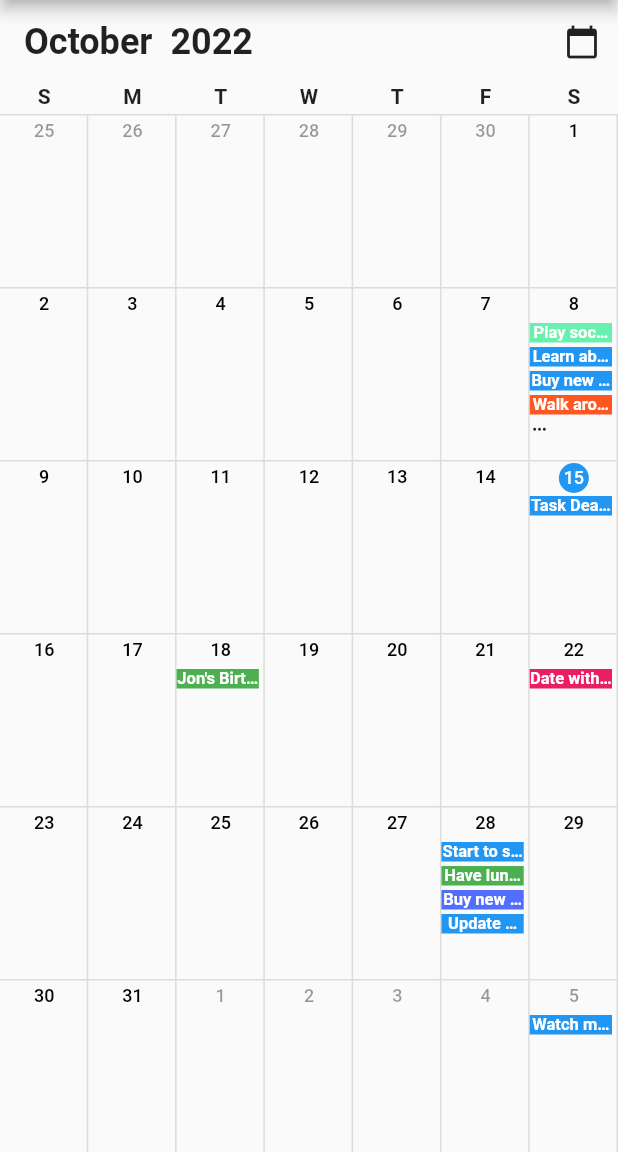
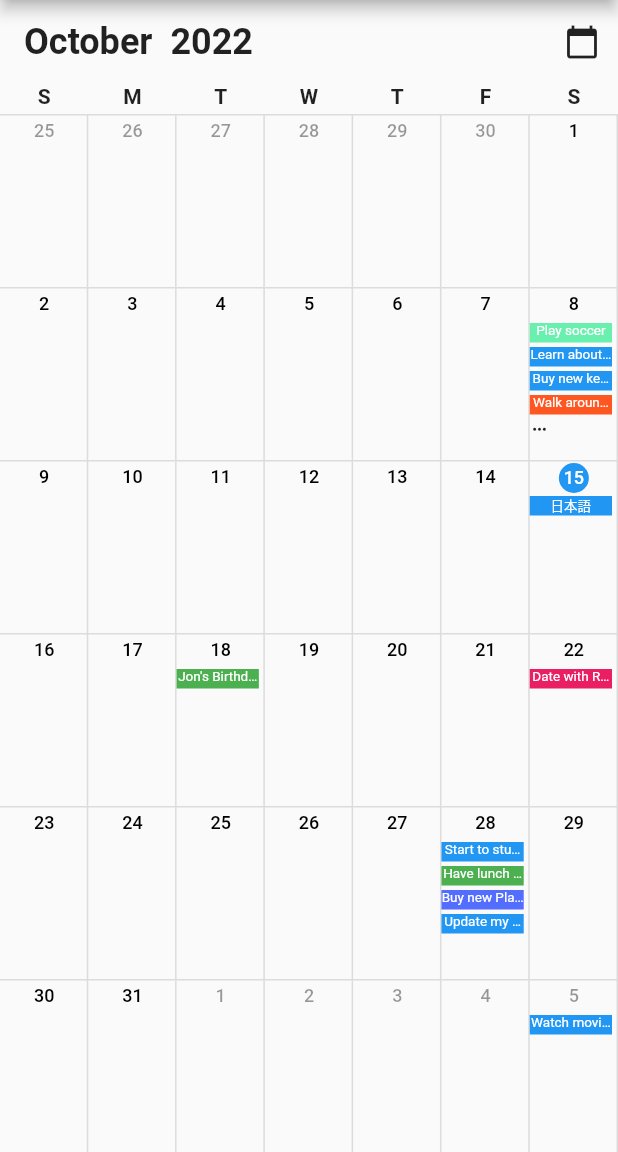
Before and after one commit to santa112358/cell_calendar, a Flutter app: the screen it shows after launch, on a phone screen of 412 x 824 dp, the part 84-1236 px from its top. Run offline on Flutter 3.47's test engine with Material 2 defaults, Android fonts, the phone set to English and light mode, and no system bars.

Commit message:
update event schema

```diff
--- a/example/lib/main.dart
+++ b/example/lib/main.dart
@@ -103,7 +103,7 @@ class MyHomePage extends StatelessWidget {
                               color: event.eventBackgroundColor,
                               child: Text(
                                 event.eventName,
-                                style: TextStyle(color: event.eventTextColor),
+                                style: event.eventTextStyle,
                               ),
                             ),
                           )
--- a/example/lib/sample_event.dart
+++ b/example/lib/sample_event.dart
@@ -3,69 +3,126 @@ import 'package:flutter/material.dart';
 
 List<CalendarEvent> sampleEvents() {
   final today = DateTime.now();
+  final eventTextStyle = TextStyle(
+    fontSize: 9,
+    color: Colors.white,
+  );
   final sampleEvents = [
     CalendarEvent(
       eventName: "New iPhone",
       eventDate: today.add(Duration(days: -42)),
-        eventBackgroundColor: Colors.black),
+      eventBackgroundColor: Colors.black,
+      eventTextStyle: eventTextStyle,
+    ),
     CalendarEvent(
       eventName: "Writing test",
       eventDate: today.add(Duration(days: -30)),
-        eventBackgroundColor: Colors.deepOrange),
+      eventBackgroundColor: Colors.deepOrange,
+      eventTextStyle: eventTextStyle,
+    ),
     CalendarEvent(
       eventName: "Play soccer",
       eventDate: today.add(Duration(days: -7)),
-        eventBackgroundColor: Colors.greenAccent),
+      eventBackgroundColor: Colors.greenAccent,
+      eventTextStyle: eventTextStyle,
+    ),
     CalendarEvent(
       eventName: "Learn about history",
-        eventDate: today.add(Duration(days: -7))),
+      eventDate: today.add(
+        Duration(days: -7),
+      ),
+      eventTextStyle: eventTextStyle,
+    ),
     CalendarEvent(
       eventName: "Buy new keyboard",
-        eventDate: today.add(Duration(days: -7))),
+      eventDate: today.add(
+        Duration(days: -7),
+      ),
+      eventTextStyle: eventTextStyle,
+    ),
     CalendarEvent(
       eventName: "Walk around the park",
       eventDate: today.add(Duration(days: -7)),
-        eventBackgroundColor: Colors.deepOrange),
+      eventBackgroundColor: Colors.deepOrange,
+      eventTextStyle: eventTextStyle,
+    ),
     CalendarEvent(
       eventName: "Buy a present for Rebecca",
       eventDate: today.add(Duration(days: -7)),
-        eventBackgroundColor: Colors.pink),
+      eventBackgroundColor: Colors.pink,
+      eventTextStyle: eventTextStyle,
+    ),
     CalendarEvent(
-        eventName: "Firebase", eventDate: today.add(Duration(days: -7))),
-    CalendarEvent(eventName: "Task Deadline", eventDate: today),
+      eventName: "Firebase",
+      eventDate: today.add(
+        Duration(days: -7),
+      ),
+      eventTextStyle: eventTextStyle,
+    ),
+    CalendarEvent(
+      eventName: "日本語",
+      eventDate: today,
+      eventTextStyle: eventTextStyle,
+    ),
     CalendarEvent(
       eventName: "Jon's Birthday",
-        eventDate: today.add(Duration(days: 3)),
-        eventBackgroundColor: Colors.green),
+      eventDate: today.add(
+        Duration(days: 3),
+      ),
+      eventBackgroundColor: Colors.green,
+      eventTextStyle: eventTextStyle,
+    ),
     CalendarEvent(
       eventName: "Date with Rebecca",
       eventDate: today.add(Duration(days: 7)),
-        eventBackgroundColor: Colors.pink),
+      eventBackgroundColor: Colors.pink,
+      eventTextStyle: eventTextStyle,
+    ),
     CalendarEvent(
       eventName: "Start to study Spanish",
-        eventDate: today.add(Duration(days: 13))),
+      eventDate: today.add(
+        Duration(days: 13),
+      ),
+      eventTextStyle: eventTextStyle,
+    ),
     CalendarEvent(
       eventName: "Have lunch with Mike",
       eventDate: today.add(Duration(days: 13)),
-        eventBackgroundColor: Colors.green),
+      eventBackgroundColor: Colors.green,
+      eventTextStyle: eventTextStyle,
+    ),
     CalendarEvent(
       eventName: "Buy new Play Station software",
       eventDate: today.add(Duration(days: 13)),
-        eventBackgroundColor: Colors.indigoAccent),
+      eventBackgroundColor: Colors.indigoAccent,
+      eventTextStyle: eventTextStyle,
+    ),
     CalendarEvent(
       eventName: "Update my flutter package",
-        eventDate: today.add(Duration(days: 13))),
+      eventDate: today.add(
+        Duration(days: 13),
+      ),
+      eventTextStyle: eventTextStyle,
+    ),
     CalendarEvent(
       eventName: "Watch movies in my house",
-        eventDate: today.add(Duration(days: 21))),
+      eventDate: today.add(
+        Duration(days: 21),
+      ),
+      eventTextStyle: eventTextStyle,
+    ),
     CalendarEvent(
       eventName: "Medical Checkup",
       eventDate: today.add(Duration(days: 30)),
-        eventBackgroundColor: Colors.red),
+      eventBackgroundColor: Colors.red,
+      eventTextStyle: eventTextStyle,
+    ),
     CalendarEvent(
       eventName: "Gym",
       eventDate: today.add(Duration(days: 42)),
-        eventBackgroundColor: Colors.indigoAccent),
+      eventBackgroundColor: Colors.indigoAccent,
+      eventTextStyle: eventTextStyle,
+    ),
   ];
   return sampleEvents;
 }
--- a/lib/src/calendar_event.dart
+++ b/lib/src/calendar_event.dart
@@ -7,14 +7,14 @@ class CalendarEvent {
   CalendarEvent({
     required this.eventName,
     required this.eventDate,
+    required this.eventTextStyle,
     this.eventBackgroundColor = Colors.blue,
-    this.eventTextColor = Colors.white,
     this.eventID,
   });
 
   final String eventName;
+  final TextStyle eventTextStyle;
   final DateTime eventDate;
   final String? eventID;
   final Color eventBackgroundColor;
-  final Color eventTextColor;
 }
--- a/lib/src/components/days_row/event_labels.dart
+++ b/lib/src/components/days_row/event_labels.dart
@@ -107,10 +107,7 @@ class _EventLabel extends StatelessWidget {
       color: event.eventBackgroundColor,
       child: Text(
         event.eventName,
-        style: TextStyle(
-            color: event.eventTextColor,
-            fontWeight: FontWeight.bold,
-            fontSize: 11),
+        style: event.eventTextStyle,
         textAlign: TextAlign.center,
         overflow: TextOverflow.ellipsis,
       ),
```
Also changed, not shown: 5 other files. Lines whose indentation alone changed are shown as unchanged.
